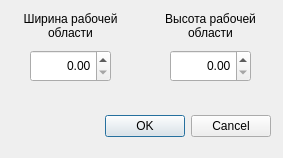
Qt form ui/create_space.ui (SPC-project/Regular-Divider) before a commit.
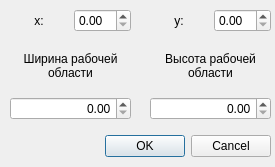
The same form after that commit.

```diff
--- a/ui/create_space.ui
+++ b/ui/create_space.ui
@@ -6,8 +6,8 @@
    <rect>
     <x>0</x>
     <y>0</y>
-    <width>283</width>
-    <height>158</height>
+    <width>275</width>
+    <height>167</height>
    </rect>
   </property>
   <property name="windowTitle">
@@ -17,7 +17,7 @@
    <property name="geometry">
     <rect>
      <x>90</x>
-     <y>110</y>
+     <y>130</y>
      <width>181</width>
      <height>32</height>
     </rect>
@@ -29,65 +29,115 @@
     <set>QDialogButtonBox::Cancel|QDialogButtonBox::Ok</set>
    </property>
   </widget>
-  <widget class="QLabel" name="label_width">
+  <widget class="QWidget" name="horizontalLayoutWidget">
    <property name="geometry">
     <rect>
      <x>10</x>
-     <y>10</y>
+     <y>0</y>
      <width>121</width>
-     <height>31</height>
+     <height>41</height>
     </rect>
    </property>
-   <property name="text">
-    <string>Ширина рабочей
-области</string>
-   </property>
-   <property name="alignment">
-    <set>Qt::AlignCenter</set>
-   </property>
+   <layout class="QHBoxLayout" name="horizontalLayout">
+    <item>
+     <widget class="QLabel" name="label">
+      <property name="text">
+       <string>x:</string>
+      </property>
+      <property name="alignment">
+       <set>Qt::AlignCenter</set>
+      </property>
+     </widget>
+    </item>
+    <item>
+     <widget class="QDoubleSpinBox" name="start_x"/>
+    </item>
+   </layout>
   </widget>
-  <widget class="QLabel" name="label_height">
+  <widget class="QWidget" name="horizontalLayoutWidget_2">
    <property name="geometry">
     <rect>
      <x>150</x>
-     <y>10</y>
+     <y>0</y>
      <width>121</width>
-     <height>31</height>
+     <height>41</height>
     </rect>
    </property>
-   <property name="text">
-    <string>Высота рабочей
-области</string>
-   </property>
-   <property name="alignment">
-    <set>Qt::AlignCenter</set>
-   </property>
+   <layout class="QHBoxLayout" name="horizontalLayout_2">
+    <item>
+     <widget class="QLabel" name="label_2">
+      <property name="text">
+       <string>y:</string>
+      </property>
+      <property name="alignment">
+       <set>Qt::AlignCenter</set>
+      </property>
+     </widget>
+    </item>
+    <item>
+     <widget class="QDoubleSpinBox" name="start_y"/>
+    </item>
+   </layout>
   </widget>
-  <widget class="QDoubleSpinBox" name="width">
+  <widget class="QWidget" name="verticalLayoutWidget">
    <property name="geometry">
     <rect>
-     <x>30</x>
-     <y>50</y>
-     <width>81</width>
-     <height>32</height>
+     <x>10</x>
+     <y>40</y>
+     <width>121</width>
+     <height>80</height>
     </rect>
    </property>
-   <property name="alignment">
-    <set>Qt::AlignRight|Qt::AlignTrailing|Qt::AlignVCenter</set>
-   </property>
+   <layout class="QVBoxLayout" name="verticalLayout">
+    <item>
+     <widget class="QLabel" name="label_width">
+      <property name="text">
+       <string>Ширина рабочей
+области</string>
+      </property>
+      <property name="alignment">
+       <set>Qt::AlignCenter</set>
+      </property>
+     </widget>
+    </item>
+    <item>
+     <widget class="QDoubleSpinBox" name="width">
+      <property name="alignment">
+       <set>Qt::AlignRight|Qt::AlignTrailing|Qt::AlignVCenter</set>
+      </property>
+     </widget>
+    </item>
+   </layout>
   </widget>
-  <widget class="QDoubleSpinBox" name="height">
+  <widget class="QWidget" name="verticalLayoutWidget_2">
    <property name="geometry">
     <rect>
-     <x>170</x>
-     <y>50</y>
-     <width>81</width>
-     <height>32</height>
+     <x>150</x>
+     <y>40</y>
+     <width>121</width>
+     <height>80</height>
     </rect>
    </property>
-   <property name="alignment">
-    <set>Qt::AlignRight|Qt::AlignTrailing|Qt::AlignVCenter</set>
-   </property>
+   <layout class="QVBoxLayout" name="verticalLayout_2">
+    <item>
+     <widget class="QLabel" name="label_height">
+      <property name="text">
+       <string>Высота рабочей
+области</string>
+      </property>
+      <property name="alignment">
+       <set>Qt::AlignCenter</set>
+      </property>
+     </widget>
+    </item>
+    <item>
+     <widget class="QDoubleSpinBox" name="height">
+      <property name="alignment">
+       <set>Qt::AlignRight|Qt::AlignTrailing|Qt::AlignVCenter</set>
+      </property>
+     </widget>
+    </item>
+   </layout>
   </widget>
  </widget>
  <resources/>
```
Left out of the diff: 6 changed lines with no effect on the pictures.
